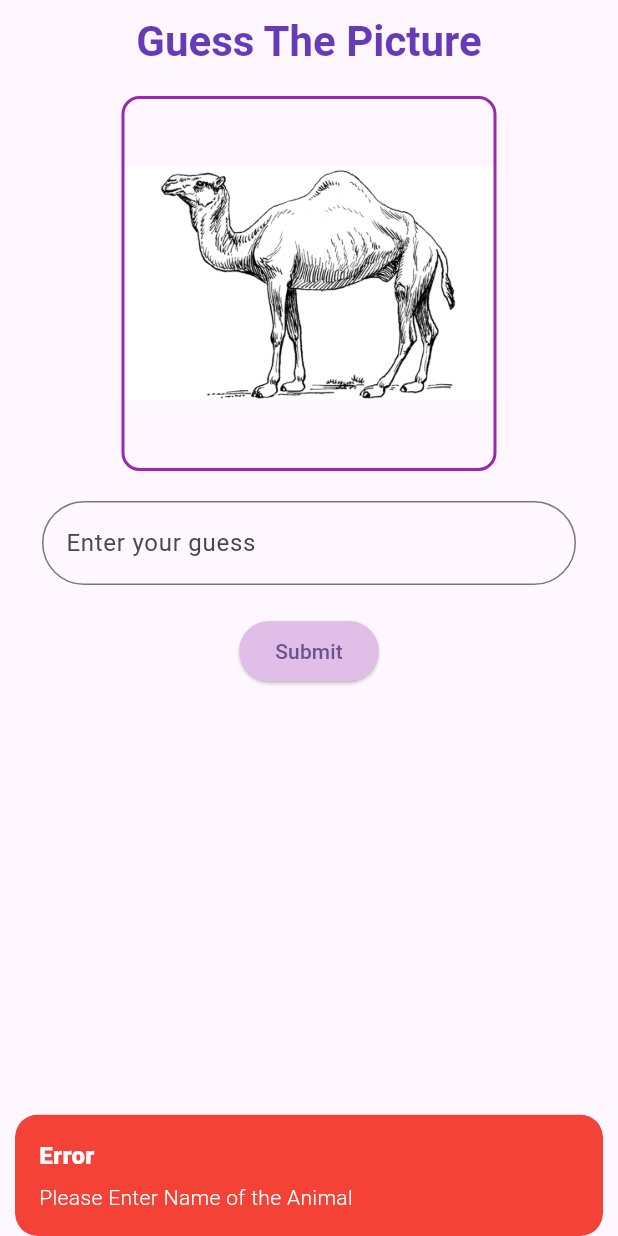
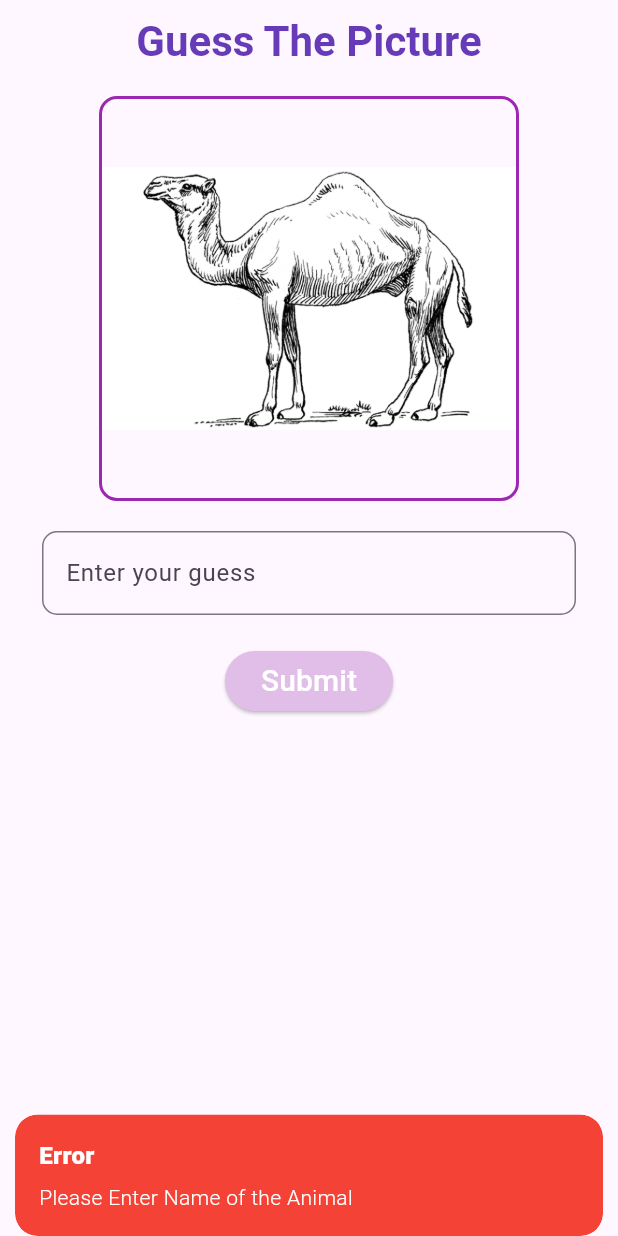
Before and after one commit to ahmaddioxide/moca, a Flutter app: the AnimalNameGuessScreen screen opened directly, after a tap on "Submit", on a phone screen of 412 x 824 dp. Run offline on Flutter 3.47's test engine with Material 2 defaults, Android fonts, the phone set to English and light mode, and no system bars; our stand-ins replace cloud_firestore, firebase_auth, firebase_core, get; accounts and stored records are empty.

Commit message:
Update animal_name_screen.dart

```diff
--- a/lib/views/animal_name_screen.dart
+++ b/lib/views/animal_name_screen.dart
@@ -1,6 +1,5 @@
 import 'package:flutter/material.dart';
 import 'package:get/get.dart';
-import 'package:moca/views/home_screen.dart';
 import 'package:moca/views/test/memory_test_screen.dart';
 import '../constants/list.dart';
 import '../controllers/animal_name_controller.dart';
@@ -19,6 +18,7 @@ class _AnimalNameGuessScreenState extends State<AnimalNameGuessScreen> {
   int currentPictureIndex = 0;
   int score = 0;
   TextEditingController guessController = TextEditingController();
+  bool _isloading = false;
 
   void checkAnswer(String guess) {
     String answer = animalsNameList[currentPictureIndex];
@@ -51,8 +51,8 @@ class _AnimalNameGuessScreenState extends State<AnimalNameGuessScreen> {
       context: context,
       builder: (BuildContext context) {
         return AlertDialog(
-          title: const Text('Game Over'),
-          content: const Text('Thank You for Playing'),
+          title: const Text('Thank You for Playing'),
+          content: const Text('Moving On to Next Game'),
           actions: <Widget>[
             TextButton(
               child: const Text('Next'),
@@ -112,8 +112,8 @@ class _AnimalNameGuessScreenState extends State<AnimalNameGuessScreen> {
             mainAxisAlignment: MainAxisAlignment.center,
             children: [
               Container(
-                width: 250,
-                height: 250,
+                width: 280,
+                height: 270,
                 decoration: BoxDecoration(
                   image: DecorationImage(
                     image: AssetImage(
@@ -128,18 +128,13 @@ class _AnimalNameGuessScreenState extends State<AnimalNameGuessScreen> {
                   borderRadius: BorderRadius.circular(12),
                 ),
               ),
-              // Image.asset(
-              //   animalsPicList[currentPictureIndex],
-              //   width: 200,
-              //   height: 200,
-              // ),
               Padding(
                 padding: const EdgeInsets.all(20.0),
                 child: TextField(
                   controller: guessController,
                   decoration: InputDecoration(
                       border: OutlineInputBorder(
-                        borderRadius: BorderRadius.circular(30),
+                        borderRadius: BorderRadius.circular(10),
                       ),
                       labelText: 'Enter your guess',
                       focusedBorder: const OutlineInputBorder(
@@ -155,11 +150,20 @@ class _AnimalNameGuessScreenState extends State<AnimalNameGuessScreen> {
                   backgroundColor: Colors.purple.shade100,
                 ),
                 onPressed: () {
+                  setState(() {
+                    _isloading = true;
+                  });
                   try {
                     if (guessController.text.isNotEmpty) {
                       String guess = guessController.text;
                       checkAnswer(guess);
+                      setState(() {
+                        _isloading = false;
+                      });
                     } else {
+                      setState(() {
+                        _isloading = false;
+                      });
                       Get.snackbar(
                         'Error',
                         'Please Enter Name of the Animal',
@@ -169,6 +173,9 @@ class _AnimalNameGuessScreenState extends State<AnimalNameGuessScreen> {
                       );
                     }
                   } catch (e) {
+                    setState(() {
+                      _isloading = false;
+                    });
                     Get.snackbar(
                       'Error',
                       'Some Error Occured!',
@@ -178,7 +185,40 @@ class _AnimalNameGuessScreenState extends State<AnimalNameGuessScreen> {
                     );
                   }
                 },
-                child: const Text('Submit'),
+                child: _isloading == true
+                    ? const Row(
+                        mainAxisSize: MainAxisSize.min,
+                        children: [
+                          Text(
+                            "Loading",
+                            style: TextStyle(
+                              fontSize: 20,
+                              fontWeight: FontWeight.bold,
+                              color: Colors.white,
+                            ),
+                          ),
+                          SizedBox(
+                            width: 5,
+                          ),
+                          SizedBox(
+                            height: 20,
+                            width: 20,
+                            child: CircularProgressIndicator(
+                              valueColor: AlwaysStoppedAnimation(Colors.white),
+                              backgroundColor: Colors.blue,
+                              strokeWidth: 4,
+                            ),
+                          )
+                        ],
+                      )
+                    : const Text(
+                        'Submit',
+                        style: TextStyle(
+                          fontSize: 20,
+                          fontWeight: FontWeight.w500,
+                          color: Colors.white,
+                        ),
+                      ),
               ),
               const SizedBox(height: 20),
             ],
```
